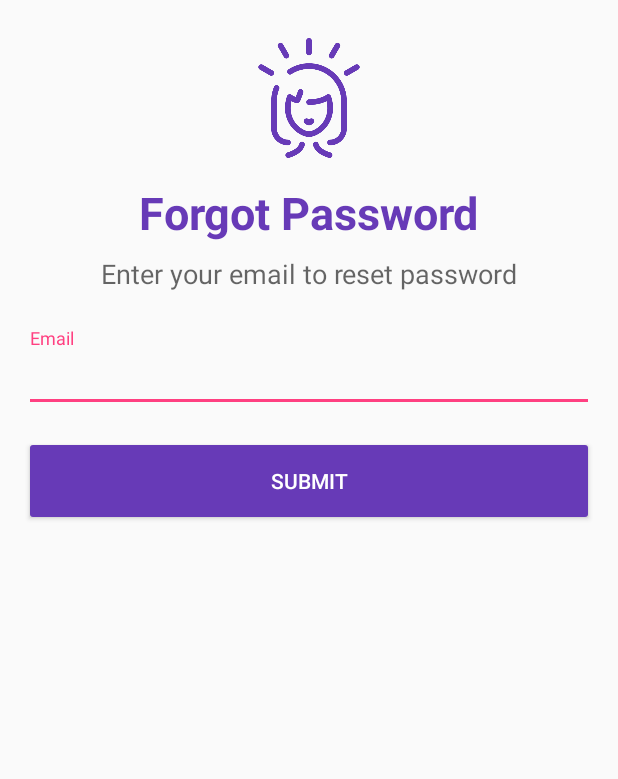
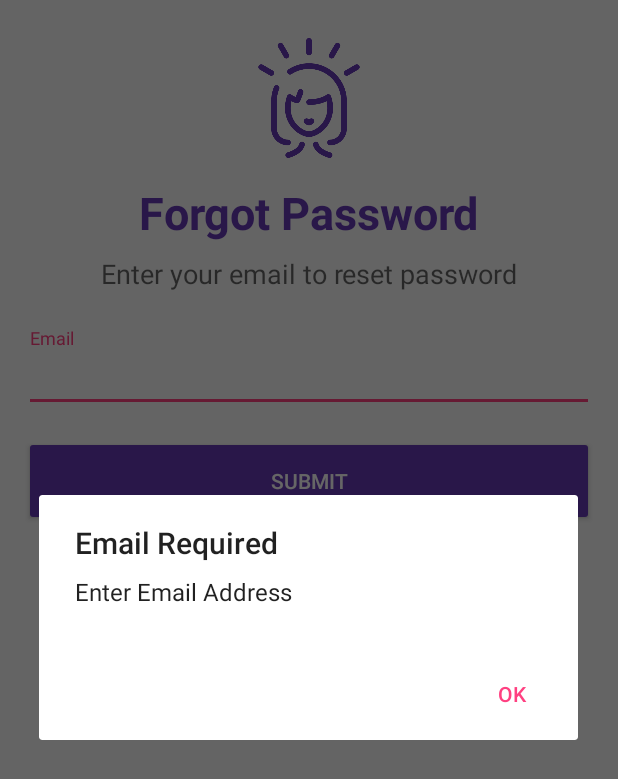
Before and after one commit to UdacityAndroidBasicsScholarship/wmn-safety, an Android app: the ForgotPasswordActivity screen opened directly, with no data from a screen before it, after a tap on "SUBMIT", on a phone screen of 412 x 824 dp. Shown: the top 779 px of the screen. Run offline under Robolectric (Android 15) with nearby library versions, the phone set to English and light mode, and no system bars; our stand-ins replace Firebase (no records; nobody signed in at launch, a user with empty details on screens opened directly).

Commit message:
small bug fix in signin , add Forgot password login

```diff
--- a/app/src/main/java/in/paperwrk/safetycollabproject/accounts/ForgotPasswordActivity.java
+++ b/app/src/main/java/in/paperwrk/safetycollabproject/accounts/ForgotPasswordActivity.java
@@ -1,22 +1,36 @@
 package in.paperwrk.safetycollabproject.accounts;
 
+import android.support.annotation.NonNull;
+import android.support.design.widget.TextInputEditText;
 import android.support.v7.app.AppCompatActivity;
 import android.os.Bundle;
 import android.view.View;
 import android.widget.Button;
 import android.widget.Toast;
 
+import com.google.android.gms.tasks.OnCompleteListener;
+import com.google.android.gms.tasks.Task;
+import com.google.firebase.auth.FirebaseAuth;
+
 import in.paperwrk.safetycollabproject.R;
+import in.paperwrk.safetycollabproject.utilities.Helpers;
 
-public class ForgotPasswordActivity extends AppCompatActivity implements View.OnClickListener{
+public class ForgotPasswordActivity extends AppCompatActivity implements View.OnClickListener {
 
     private Button mForgotButton;
+    private TextInputEditText mEmailText;
+    private Helpers mHelpers;
+    private FirebaseAuth mFirebaseAuth;
 
     @Override
     protected void onCreate(Bundle savedInstanceState) {
         super.onCreate(savedInstanceState);
         setContentView(R.layout.activity_forgot_password);
 
+        mHelpers = new Helpers(this);
+        mFirebaseAuth = FirebaseAuth.getInstance();
+
+        mEmailText = findViewById(R.id.forgot_email_tv);
         mForgotButton = findViewById(R.id.forgot_button);
         mForgotButton.setOnClickListener(this);
     }
@@ -32,6 +46,32 @@ public class ForgotPasswordActivity extends AppCompatActivity implements View.On
     }
 
     private void doForgotPassword() {
-        Toast.makeText(this, R.string.implementation_in_progress, Toast.LENGTH_SHORT).show();
+
+        String email = mEmailText.getText().toString();
+
+        if (email.isEmpty()) {
+            mHelpers.showAlertDialog(getString(R.string.email_required_msg), getString(R.string.enter_email_msg)).show();
+            return;
+        }
+
+        sendPasswordResetEmail(email);
+
+    }
+
+    private void sendPasswordResetEmail(String email) {
+        mHelpers.showProgressDialog(getString(R.string.processing));
+        mFirebaseAuth.sendPasswordResetEmail(email)
+                .addOnCompleteListener(new OnCompleteListener<Void>() {
+                    @Override
+                    public void onComplete(@NonNull Task<Void> task) {
+                        mHelpers.hideProgressDialog();
+                        if (task.isSuccessful()) {
+                            mHelpers.showToast("Reset Password Email Sent Successfully");
+                            finish();
+                        } else {
+                            mHelpers.showAlertDialog(getString(R.string.error_message), task.getException().getMessage()).show();
+                        }
+                    }
+                });
     }
 }
--- a/app/src/main/res/layout/activity_forgot_password.xml
+++ b/app/src/main/res/layout/activity_forgot_password.xml
@@ -52,7 +52,7 @@
             app:layout_constraintTop_toBottomOf="@+id/forgot_welcome_text" />
 
         <android.support.design.widget.TextInputLayout
-            android:id="@+id/forgot_email_tv"
+            android:id="@+id/forgot_email_layout"
             android:layout_width="0dp"
             android:layout_height="wrap_content"
             android:layout_marginEnd="16dp"
@@ -63,6 +63,7 @@
             app:layout_constraintTop_toBottomOf="@+id/forgot_text">
 
             <android.support.design.widget.TextInputEditText
+                android:id="@+id/forgot_email_tv"
                 android:layout_width="match_parent"
                 android:layout_height="wrap_content"
                 android:ems="10"
@@ -82,9 +83,9 @@
             android:text="@string/forgot_button_text"
             android:textColor="@android:color/white"
             app:layout_constraintBottom_toBottomOf="parent"
-            app:layout_constraintEnd_toEndOf="@+id/forgot_email_tv"
-            app:layout_constraintStart_toStartOf="@+id/forgot_email_tv"
-            app:layout_constraintTop_toBottomOf="@+id/forgot_email_tv" />
+            app:layout_constraintEnd_toEndOf="@+id/forgot_email_layout"
+            app:layout_constraintStart_toStartOf="@+id/forgot_email_layout"
+            app:layout_constraintTop_toBottomOf="@+id/forgot_email_layout" />
     </android.support.constraint.ConstraintLayout>
 
 </ScrollView>
--- a/app/src/main/res/values/strings.xml
+++ b/app/src/main/res/values/strings.xml
@@ -52,4 +52,6 @@
     <string name="creating_account">Creating Account</string>
     <string name="updating_profile">Updating Profile</string>
     <string name="account_creation_success">Account Created Successfully</string>
+    <string name="processing">Processing</string>
+    <string name="login_success">Login Successful</string>
 </resources>
```
Also changed, not shown: app/src/main/java/in/paperwrk/safetycollabproject/accounts/SigninActivity.java (+4 -3 lines).
